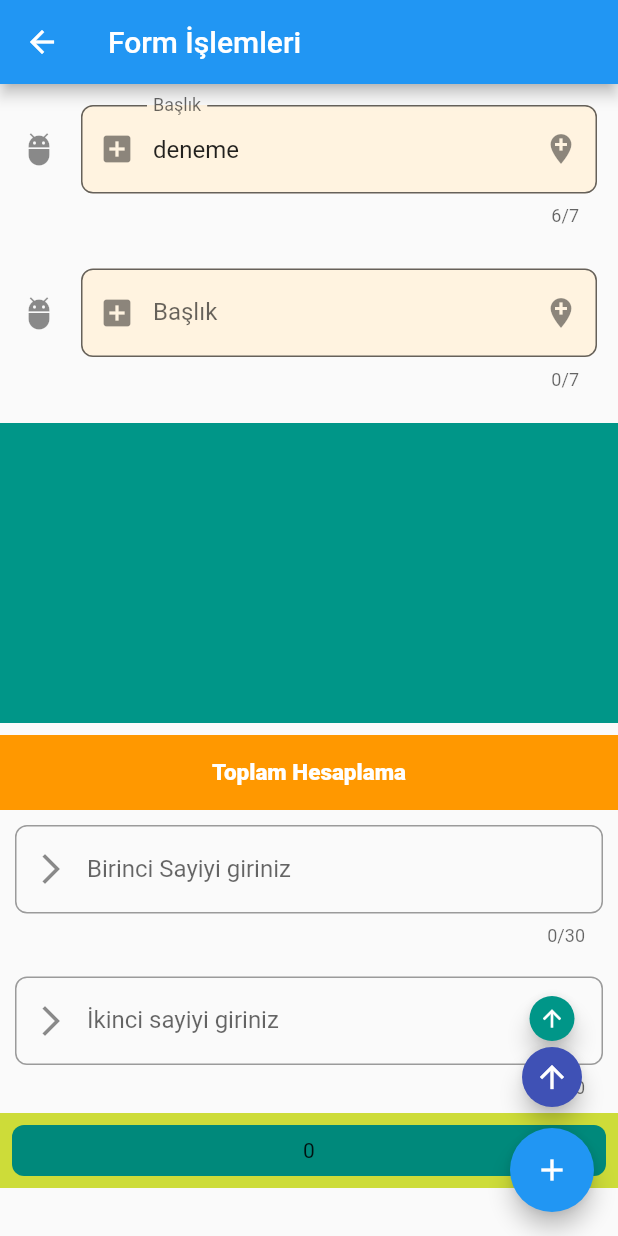
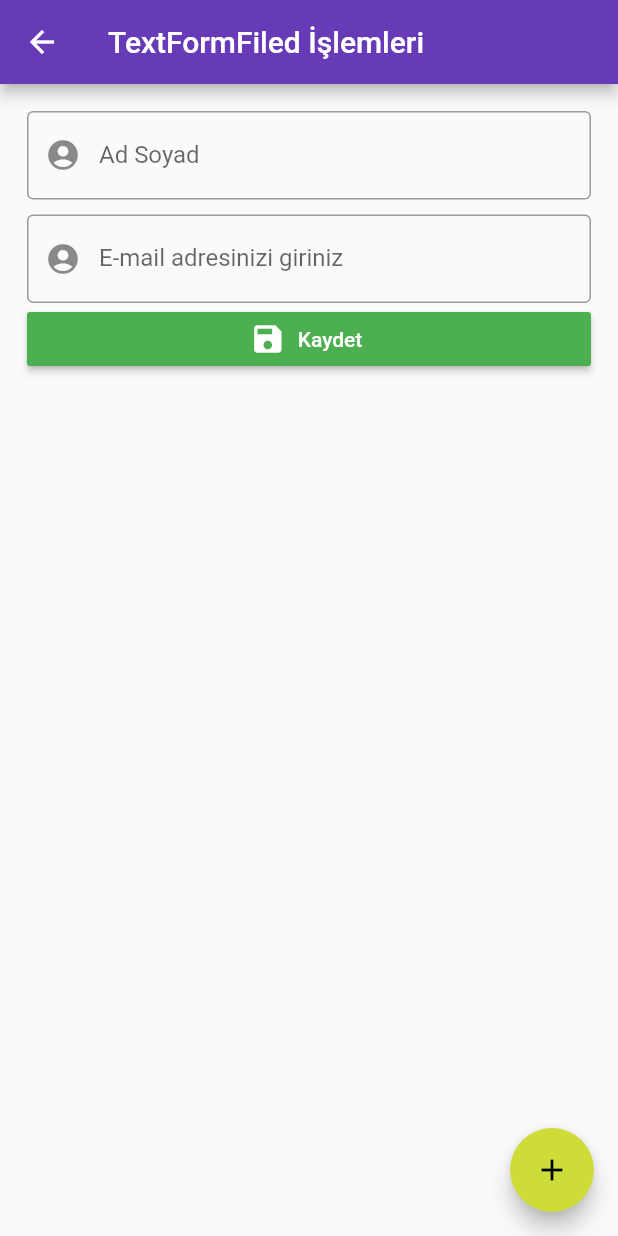
Before and after one commit to aoguz1/flutterLearn, a Flutter app: the screen it shows after launch, on a phone screen of 412 x 824 dp. Run offline on Flutter 3.47's test engine with Material 2 defaults, Android fonts, the phone set to English and light mode, and no system bars; our stand-ins replace fluttertoast.

Commit message:
tema degisiklikleri ve textForField üzerinde orrnkeler yapildi

```diff
--- a/lib/form_islem.dart
+++ b/lib/form_islem.dart
@@ -12,10 +12,9 @@ class _FormIslemState extends State<FormIslem> {
   int sayi2 = 0;
   int toplam = 0;
   int maxLines = 1;
-  TextEditingController controller1;
+  TextEditingController controller1;  // controller tanımlıyoruz  // controller inputlardan veriler almak veya işlem yapmak için kullanılır. Fakat birden fazla widgetten veri almak için kullanışlı bir yapıya sahip değildir. Controller ile veri almak istediğimizde her inputa controller tanımlamamız gerekiyordu.
 
-  FocusNode
-      _fnode; // focus olma durumunu tetikleyeceğimiz ve focus olma durumunu yönlendirebileceğimiz değişken
+  FocusNode _fnode; // focus olma durumunu tetikleyeceğimiz ve focus olma durumunu yönlendirebileceğimiz değişken
 
   @override
   void initState() {
@@ -59,6 +58,7 @@ class _FormIslemState extends State<FormIslem> {
               width: 30,
               height: 30,
              child:  FloatingActionButton(
+               heroTag: "aa",
           onPressed: () {
           controller1.text="en üste floatingActionButtonaBasildi";
           },
@@ -71,6 +71,7 @@ class _FormIslemState extends State<FormIslem> {
 
 
              FloatingActionButton(
+               heroTag: "bb",
           onPressed: () {
             debugPrint(controller1.text);
           },
@@ -81,20 +82,15 @@ class _FormIslemState extends State<FormIslem> {
           SizedBox(height: 10,),
 
             FloatingActionButton(
+              heroTag: "cc",
           onPressed: () {
             FocusScope.of(context).requestFocus(_fnode);
           },
 
           child: Icon(Icons.add),
         ),
-
-
-
           ],
         ),
-
-
-
 
         body: ListView(
           children: <Widget>[
--- a/lib/main.dart
+++ b/lib/main.dart
@@ -1,8 +1,7 @@
-
-
 import 'package:flutter/material.dart';
 import 'package:listeler2/custom_scrolls_sliver.dart';
 import 'package:listeler2/navigator_islem.dart';
+import 'package:listeler2/textform_fieldOrnek.dart';
 import 'custom_scrolls_sliver.dart';
 import 'form_islem.dart';
 import 'listeler.dart';
@@ -17,40 +16,40 @@ main(List<String> args) {
     // tanumlaması : "/CPage/GPage/FPage" : (context)=> FSayfasi(),
     //-----
 
-     initialRoute: '/formSayfasi',
+    initialRoute: '/textfieldIslem',
 
-    routes: { // route işlemleri ile string karakterlere atadığımız değerleri sayflar arası geçişlerde kullanabiliriz.
+    routes: {
+      // route işlemleri ile string karakterlere atadığımız değerleri sayflar arası geçişlerde kullanabiliriz.
 
-      '/'      :(context)=> NavigasyonIslemleri(),
-      '/APage' :(context)=> ASayfasi(),
-      '/BPage' :(context)=> BSayfasi(),
-      '/CPage' :(context)=>CSayfasi(),
-      '/DPage' :(context)=>DSayfasi(),
-      '/EPage' :(context)=>ESayfasi(),
-      '/FPage' :(context)=>FSayfasi(),
-      '/formSayfasi' : (context)=> FormIslem(),
-     // '/GPage' :(context)=>GSayfasi(),
-      '/ListeSayfasi': (context)=>ListeSinifi(),
+      '/': (context) => NavigasyonIslemleri(),
+      '/APage': (context) => ASayfasi(),
+      '/BPage': (context) => BSayfasi(),
+      '/CPage': (context) => CSayfasi(),
+      '/DPage': (context) => DSayfasi(),
+      '/EPage': (context) => ESayfasi(),
+      '/FPage': (context) => FSayfasi(),
+      '/formSayfasi': (context) => FormIslem(),
+      '/textfieldIslem': (context) => TextFormFieldOrnek(),
+      // '/GPage' :(context)=>GSayfasi(),
+      '/ListeSayfasi': (context) => ListeSinifi(),
     },
 
-      onGenerateRoute: (RouteSettings settings){
-        List<String> pathElemanlari = settings.name.split("/");
+    onGenerateRoute: (RouteSettings settings) {
+      List<String> pathElemanlari = settings.name.split("/");
 
-          if (pathElemanlari[1]=="detay") {
-              return MaterialPageRoute(builder: (context)=>ListeDetay(int.parse(pathElemanlari[2])));
-          }
-          else{
-            debugPrint("Herhangi bir sayfa ile ilişkilendirilemedi");
-          }
-
-
-
-      },
-
-      onUnknownRoute: (RouteSettings settings) => MaterialPageRoute(builder:(context)=>HataSayfasi()),
-
+      if (pathElemanlari[1] == "detay") {
+        return MaterialPageRoute(
+            builder: (context) => ListeDetay(int.parse(pathElemanlari[2])));
+      } else {
+        debugPrint("Herhangi bir sayfa ile ilişkilendirilemedi");
+      }
+    },
+    onUnknownRoute: (RouteSettings settings) =>
+        MaterialPageRoute(builder: (context) => HataSayfasi()),
     debugShowCheckedModeBanner: false,
-    theme: ThemeData(),
+    theme: ThemeData(
+      primaryColor: Colors.indigo,
+    ),
     //home:NavigasyonIslemleri(),
   ));
 }
--- a/lib/navigator_islem.dart
+++ b/lib/navigator_islem.dart
@@ -79,6 +79,15 @@ class NavigasyonIslemleri extends StatelessWidget {
             child: Text("Form İşlemlerine Git"),
             onPressed: () {
               Navigator.pushNamed(context, "/formSayfasi");
+            },
+          ),
+
+
+          RaisedButton(
+             color: Colors.orange,
+            child: Text("TextField islemlerine git"),
+            onPressed: () {
+              Navigator.pushNamed(context, "/textfieldIslem");
             },
           ),
           RaisedButton(
--- /dev/null
+++ b/lib/textform_fieldOrnek.dart
@@ -0,0 +1,76 @@
+
+
+import 'package:flutter/material.dart';
+
+class TextFormFieldOrnek extends StatefulWidget {
+  TextFormFieldOrnek({Key key}) : super(key: key);
+
+  @override
+  _TextFormFieldOrnekState createState() => _TextFormFieldOrnekState();
+}
+
+class _TextFormFieldOrnekState extends State<TextFormFieldOrnek> {
+  @override
+  Widget build(BuildContext context) {
+    return Theme(
+
+      data: ThemeData( // genel olarak tanımlandığı sayfa üzerinde tema değişiklikleri yapmamızı sağlar. Buraya tanımlanan tema stilleri sayfa içerisindeki widgetlere uygulanır. Eğer tasarımımıza uygun stilleri buraya yazarsak widgetlerin içlerinde renk düzenlemesi yapmamıza gerek kalmaz gerekli stil özellikleri themeData üzeirnden alır.
+
+          primaryColor: Colors.deepPurple, //genel olarak baskın renk olarak kabul görür ve primaryColor'a ne verirsek o bizim karşımıza değer olarak çıkar.
+          accentColor: Colors.lime,  // floatingActionButton rengini değiştirir.
+
+
+
+      ),
+
+      child: Scaffold(
+          floatingActionButton: FloatingActionButton(
+            child: Icon(Icons.add),
+            onPressed: () {},
+          ),
+          appBar: AppBar(
+            title: Text("TextFormFiled İşlemleri"),
+          ),
+          body: Padding(
+            padding: EdgeInsets.all(18),
+            child: ListView(
+              children: <Widget>[
+                TextFormField(
+                  decoration: InputDecoration(
+                      // hintText: "Ad Soyad",
+                      labelText: "Ad Soyad",
+                      prefixIcon: Icon(Icons.account_circle),
+                      border: OutlineInputBorder(
+                        borderSide: BorderSide(),
+                      )),
+                ),
+                SizedBox(
+                  height: 10,
+                ),
+                TextFormField(
+                  decoration: InputDecoration(
+                      // hintText: "Ad Soyad",
+                      labelText: "E-mail adresinizi giriniz",
+                      prefixIcon: Icon(Icons.account_circle),
+                      border: OutlineInputBorder(
+                        borderSide: BorderSide(),
+                      )),
+                ),
+                RaisedButton.icon(
+                  icon: Icon(
+                    Icons.save,
+                    color: Colors.white,
+                  ),
+                  label: Text(
+                    "Kaydet",
+                    style: TextStyle(color: Colors.white),
+                  ),
+                  onPressed: () {},
+                  color: Colors.green,
+                )
+              ],
+            ),
+          )),
+    );
+  }
+}
```
